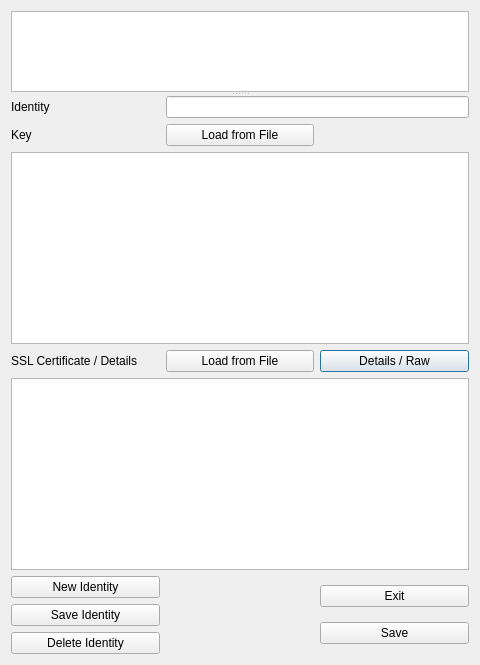
berndhs/egalite, file ui/cert-store.ui: the form before one commit.
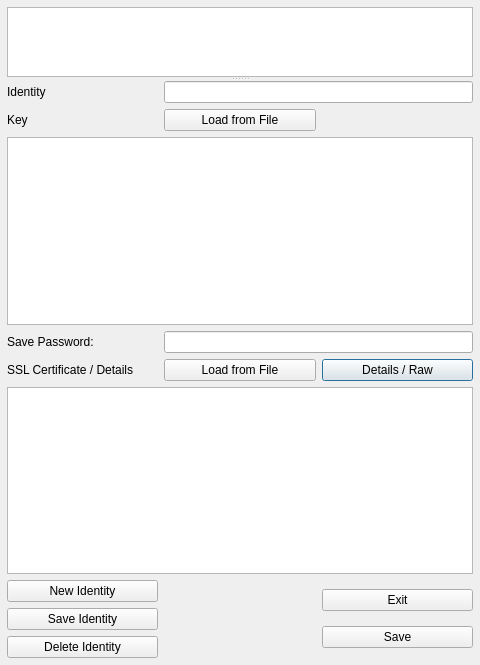
The form after the commit. Icons and pictures are not drawn.

Commit message: deal with caller certificate password entry

The edit to the form file:
```diff
--- a/ui/cert-store.ui
+++ b/ui/cert-store.ui
@@ -17,9 +17,15 @@
    <iconset resource="../dchat.qrc">
     <normaloff>:/dchatlogo.png</normaloff>:/dchatlogo.png</iconset>
   </property>
-  <layout class="QGridLayout" name="gridLayout_2">
-   <item row="0" column="0">
     <widget class="QSplitter" name="splitter">
+   <property name="geometry">
+    <rect>
+     <x>7</x>
+     <y>7</y>
+     <width>466</width>
+     <height>651</height>
+    </rect>
+   </property>
      <property name="orientation">
       <enum>Qt::Vertical</enum>
      </property>
@@ -148,11 +154,23 @@
          </property>
         </widget>
        </item>
-      </layout>
-     </widget>
+     <item row="3" column="1" colspan="2">
+      <widget class="QLineEdit" name="passwordEdit">
+       <property name="echoMode">
+        <enum>QLineEdit::Password</enum>
+       </property>
+      </widget>
+     </item>
+     <item row="3" column="0">
+      <widget class="QLabel" name="label_4">
+       <property name="text">
+        <string>Save Password:</string>
+       </property>
     </widget>
    </item>
   </layout>
+   </widget>
+  </widget>
  </widget>
  <resources>
   <include location="../dchat.qrc"/>
```
Lines whose indentation alone changed are shown as unchanged. The commit also changes 10 other files.
